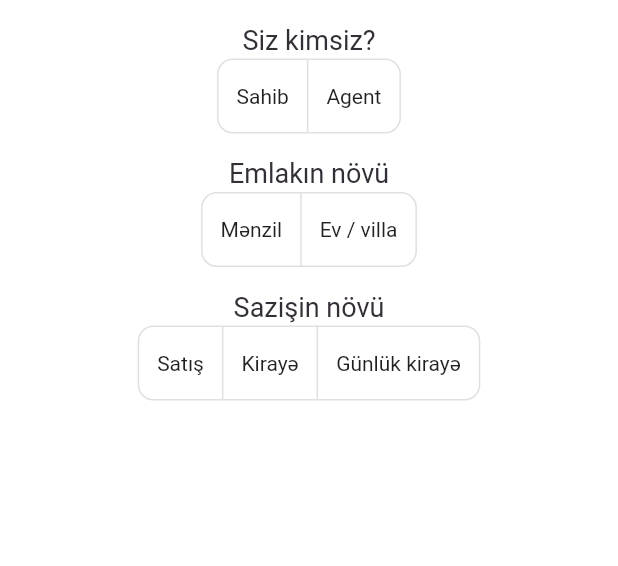
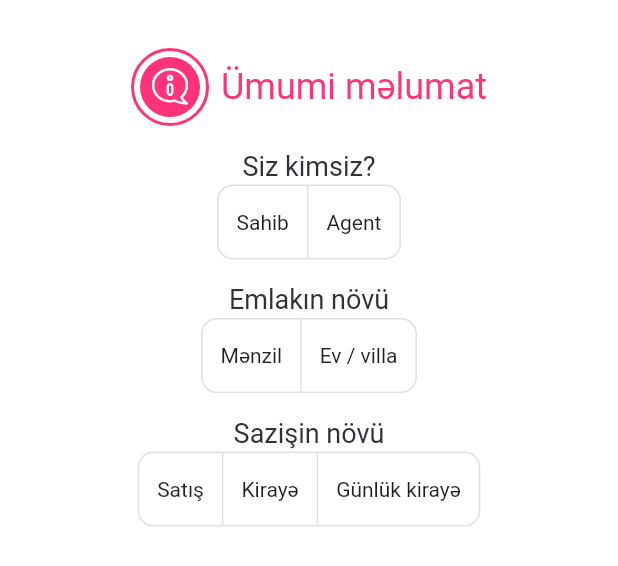
Before and after one commit to eviks/eviks-app, a Flutter app: the GeneralInfo widget shown alone on an empty page, opened directly, on a phone screen of 412 x 824 dp. Shown: the top 566 px of the screen. Run offline on Flutter 3.47's test engine with Material 2 defaults, Android fonts, the phone set to English and light mode, and no system bars; our stand-ins replace carousel_slider, flutter_map, latlong2, pin_code_fields, shared_preferences; missing offline and left inert: flow_builder; accounts and stored records are empty; generated files the repository leaves out were written again; network calls fail; statements that could not run were skipped.

Commit message:
General info form validation

```diff
--- a/lib/icons.dart
+++ b/lib/icons.dart
@@ -17,4 +17,5 @@ class CustomIcons {
   static const IconData plus = IconData(0xe809, fontFamily: _kFontFam);
   static const IconData email = IconData(0xe80a, fontFamily: _kFontFam);
   static const IconData password = IconData(0xe80b, fontFamily: _kFontFam);
+  static const IconData information = IconData(0xe80c, fontFamily: _kFontFam);
 }
--- a/lib/models/post.dart
+++ b/lib/models/post.dart
@@ -1,5 +1,3 @@
-import 'dart:ffi';
-
 import 'package:flutter/widgets.dart';
 import 'package:flutter_gen/gen_l10n/app_localizations.dart';
 
@@ -88,6 +86,7 @@ class Post {
   final int floor;
   final int totalFloors;
   final int lotSqm;
+  final int step;
 
   Post({
     required this.id,
@@ -106,6 +105,7 @@ class Post {
     this.floor = 0,
     this.totalFloors = 0,
     this.lotSqm = 0,
+    this.step = 0,
   });
 
   factory Post.fromJson(dynamic json) {
@@ -151,6 +151,7 @@ class Post {
     String? description,
     List<double>? location,
     ApartmentType? apartmentType,
+    int? step,
   }) {
     return Post(
       id: id,
@@ -165,7 +166,10 @@ class Post {
       images: images ?? this.images,
       description: description ?? this.description,
       location: location ?? this.location,
-      apartmentType: apartmentType ?? this.apartmentType,
+      apartmentType: (estateType ?? this.estateType) == EstateType.house
+          ? null
+          : apartmentType ?? this.apartmentType,
+      step: step ?? this.step,
     );
   }
 }
--- a/lib/providers/auth.dart
+++ b/lib/providers/auth.dart
@@ -131,7 +131,6 @@ class Auth with ChangeNotifier {
       final url = Uri.parse('http://192.168.1.9:5000/api/auth');
       final response =
           await http.get(url, headers: {'Authorization': 'JWT $token'});
-
       if (response.statusCode >= 500) {
         throw Failure('Server error', response.statusCode);
       } else if (response.statusCode != 200) {
@@ -143,6 +142,7 @@ class Auth with ChangeNotifier {
             '\n');
         throw Failure(buffer.toString(), response.statusCode);
       }
+
       final dynamic data = json.decode(response.body);
       _user = User.fromJson(data);
     } catch (error) {
@@ -229,6 +229,7 @@ class Auth with ChangeNotifier {
       notifyListeners();
       return true;
     } catch (error) {
+      _token = '';
       return false;
     }
   }
--- a/lib/screens/edit_post_screen/general_info.dart
+++ b/lib/screens/edit_post_screen/general_info.dart
@@ -1,3 +1,4 @@
+import 'package:eviks_mobile/icons.dart';
 import 'package:flutter/material.dart';
 import 'package:flutter_gen/gen_l10n/app_localizations.dart';
 import 'package:flow_builder/flow_builder.dart';
@@ -5,6 +6,7 @@ import 'package:flow_builder/flow_builder.dart';
 import '../../models/post.dart';
 import '../../widgets/sized_config.dart';
 import '../../widgets/toggle_field.dart';
+import './step_title.dart';
 
 class GeneralInfo extends StatefulWidget {
   const GeneralInfo({
@@ -22,65 +24,130 @@ class _GeneralInfoState extends State<GeneralInfo> {
   EstateType? _estateType;
   ApartmentType? _apartmentType;
   DealType? _dealType;
+  late bool _isApartment;
+
+  @override
+  void initState() {
+    _isApartment = _estateType == EstateType.apartment;
+    super.initState();
+  }
 
   void _continuePressed() {
-    context.flow<Post>().update(
-          (post) => post.copyWith(
+    if (_formKey.currentState == null) {
+      return;
+    }
+
+    _formKey.currentState!.save();
+
+    if (!_formKey.currentState!.validate()) {
+      return;
+    }
+
+    context.flow<Post>().update((post) {
+      return post.copyWith(
         userType: _userType,
         estateType: _estateType,
         apartmentType: _apartmentType,
         dealType: _dealType,
-          ),
+        step: 1,
       );
+    });
   }
 
   @override
   Widget build(BuildContext context) {
     return SingleChildScrollView(
-      child: Container(
-        constraints: BoxConstraints(
-          minHeight: SizeConfig.safeBlockVertical * 100.0,
-        ),
+      child: Padding(
+        padding: const EdgeInsets.symmetric(horizontal: 8.0, vertical: 32.0),
         child: Center(
           child: Form(
             key: _formKey,
             child: Column(
               mainAxisAlignment: MainAxisAlignment.center,
               children: [
-                ToggleField(
+                StepTitle(
+                  title: AppLocalizations.of(context)!.generalInfo,
+                  icon: CustomIcons.information,
+                ),
+                ToggleFormField<UserType>(
                   title: AppLocalizations.of(context)!.userTypeTitle,
                   values: UserType.values,
-                  onPressed: (UserType value) =>
-                      setState(() => _userType = value),
                   getDescription: userTypeDescription,
+                  validator: (value) {
+                    if (value == null) {
+                      return AppLocalizations.of(context)!.fieldIsRequired;
+                    }
+                  },
+                  onSaved: (value) {
+                    _userType = value;
+                  },
                 ),
-                ToggleField(
+                ToggleFormField<EstateType>(
                     title: AppLocalizations.of(context)!.estateTypeTitle,
                     values: EstateType.values,
-                  onPressed: (EstateType value) => setState(() {
-                    if (value == EstateType.house) {
-                      _apartmentType = null;
+                    getDescription: estateTypeDescription,
+                    validator: (value) {
+                      if (value == null) {
+                        return AppLocalizations.of(context)!.fieldIsRequired;
                       }
+                    },
+                    onSaved: (value) {
                       _estateType = value;
+                    },
+                    onPressed: (EstateType value) {
+                      setState(() {
+                        _isApartment = value == EstateType.apartment;
+                      });
                     }),
-                  getDescription: estateTypeDescription,
-                ),
                 Visibility(
-                  visible: _estateType == EstateType.apartment,
-                  child: ToggleField(
+                  visible: _isApartment,
+                  child: ToggleFormField<ApartmentType>(
                     title: AppLocalizations.of(context)!.apartmentTypeTitle,
                     values: ApartmentType.values,
-                    onPressed: (ApartmentType value) =>
-                        setState(() => _apartmentType = value),
                     getDescription: apartmentTypeDescription,
+                    validator: (value) {
+                      if (_estateType == EstateType.apartment &&
+                          value == null) {
+                        return AppLocalizations.of(context)!.fieldIsRequired;
+                      }
+                    },
+                    onSaved: (value) {
+                      _apartmentType = value;
+                    },
                   ),
                 ),
-                ToggleField(
+                ToggleFormField<DealType>(
                   title: AppLocalizations.of(context)!.dealTypeTitle,
                   values: DealType.values,
-                  onPressed: (DealType value) =>
-                      setState(() => _dealType = value),
                   getDescription: dealTypeDescription,
+                  validator: (value) {
+                    if (value == null) {
+                      return AppLocalizations.of(context)!.fieldIsRequired;
+                    }
+                  },
+                  onSaved: (value) {
+                    _dealType = value;
+                  },
+                ),
+                const SizedBox(
+                  height: 16.0,
+                ),
+                Container(
+                  padding: const EdgeInsets.only(
+                    top: 8.0,
+                  ),
+                  width: SizeConfig.safeBlockHorizontal * 50,
+                  height: 60.0,
+                  child: ElevatedButton(
+                    onPressed: _continuePressed,
+                    child: Text(
+                      AppLocalizations.of(context)!.next,
+                      style: const TextStyle(
+                        fontSize: 20.0,
+                        fontWeight: FontWeight.bold,
+                      ),
+                    ),
+                  ),
                 ),
               ],
             ),
--- /dev/null
+++ b/lib/screens/edit_post_screen/step_title.dart
@@ -0,0 +1,47 @@
+import 'package:flutter/material.dart';
+
+class StepTitle extends StatelessWidget {
+  final String title;
+  final IconData icon;
+
+  const StepTitle({Key? key, required this.title, required this.icon})
+      : super(key: key);
+
+  @override
+  Widget build(BuildContext context) {
+    return Row(
+      mainAxisAlignment: MainAxisAlignment.center,
+      children: [
+        Container(
+          padding: const EdgeInsets.all(4.0),
+          decoration: BoxDecoration(
+            color: Theme.of(context).backgroundColor,
+            borderRadius: BorderRadius.circular(100),
+            border: Border.all(width: 2, color: Theme.of(context).primaryColor),
+          ),
+          child: Container(
+            padding: const EdgeInsets.all(8.0),
+            decoration: BoxDecoration(
+              color: Theme.of(context).primaryColor,
+              borderRadius: BorderRadius.circular(100),
+            ),
+            child: Icon(
+              icon,
+              color: Theme.of(context).backgroundColor,
+            ),
+          ),
+        ),
+        const SizedBox(
+          width: 8.0,
+        ),
+        Text(
+          title,
+          style: TextStyle(
+            fontSize: 24.0,
+            color: Theme.of(context).primaryColor,
+          ),
+        ),
+      ],
+    );
+  }
+}
--- a/lib/widgets/toggle_field.dart
+++ b/lib/widgets/toggle_field.dart
@@ -1,17 +1,19 @@
 import 'package:flutter/material.dart';
 
-class ToggleField extends StatefulWidget {
+class ToggleField<EnumType> extends StatefulWidget {
+  final FormFieldState<EnumType>? state;
   final String title;
   final List values;
-  final Function onPressed;
   final Function getDescription;
+  final Function? onPressed;
 
   const ToggleField({
     Key? key,
+    this.state,
     required this.title,
     required this.values,
-    required this.onPressed,
     required this.getDescription,
+    this.onPressed,
   }) : super(key: key);
 
   @override
@@ -45,7 +47,10 @@ class _ToggleFieldState extends State<ToggleField> {
           borderRadius: BorderRadius.circular(10.0),
           isSelected: _selections,
           onPressed: (int newIndex) {
-            widget.onPressed(widget.values[newIndex]);
+            if (widget.onPressed != null) {
+              widget.onPressed!(widget.values[newIndex]);
+            }
+            widget.state?.didChange(widget.values[newIndex]);
             setState(() {
               for (int index = 0; index < _selections.length; index++) {
                 _selections[index] = index == newIndex;
@@ -63,7 +68,38 @@ class _ToggleFieldState extends State<ToggleField> {
               )
               .toList(),
         ),
+        if (widget.state?.hasError == true)
+          Text(
+            widget.state?.errorText ?? '',
+            style: TextStyle(
+              color: Theme.of(context).errorColor,
+            ),
+          ),
       ],
     );
   }
 }
+
+class ToggleFormField<EnumType> extends FormField<EnumType> {
+  ToggleFormField({
+    Key? key,
+    FormFieldSetter<EnumType>? onSaved,
+    FormFieldValidator<EnumType>? validator,
+    required String title,
+    required List values,
+    required Function getDescription,
+    Function? onPressed,
+  }) : super(
+            key: key,
+            onSaved: onSaved,
+            validator: validator,
+            builder: (FormFieldState<EnumType> state) {
+              return ToggleField<EnumType>(
+                state: state,
+                title: title,
+                values: values,
+                getDescription: getDescription,
+                onPressed: onPressed,
+              );
+            });
+}
```
Also changed, not shown: lib/l10n/app_az.arb (+6 -1 lines), lib/l10n/app_ru.arb (+6 -1 lines), lib/screens/edit_post_screen/edit_post_screen.dart (+14 -1 lines), lib/screens/edit_post_screen/map.dart (added, +51 -0 lines), assets/fonts/Custom-Icons.ttf. Lines whose indentation alone changed are shown as unchanged.
